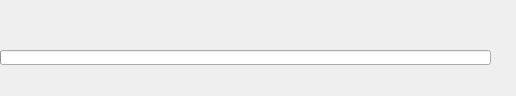
Qt form kde/package-manager/manager/ui/progressdialog_v4.ui (pars-linux/uludag) before a commit.
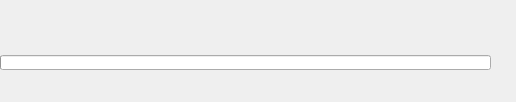
The same form after that commit. Icons and pictures are not drawn.

Commit message: - make percentage widget fixed

The edit to the form file:
```diff
--- a/kde/package-manager/manager/ui/progressdialog_v4.ui
+++ b/kde/package-manager/manager/ui/progressdialog_v4.ui
@@ -7,7 +7,7 @@
     <x>0</x>
     <y>0</y>
     <width>516</width>
-    <height>96</height>
+    <height>102</height>
    </rect>
   </property>
   <property name="sizePolicy">
@@ -144,10 +144,22 @@
         </item>
         <item>
          <widget class="QTextEdit" name="percentage">
+          <property name="sizePolicy">
+           <sizepolicy hsizetype="Fixed" vsizetype="Fixed">
+            <horstretch>0</horstretch>
+            <verstretch>0</verstretch>
+           </sizepolicy>
+          </property>
+          <property name="minimumSize">
+           <size>
+            <width>140</width>
+            <height>44</height>
+           </size>
+          </property>
           <property name="maximumSize">
            <size>
             <width>140</width>
-            <height>40</height>
+            <height>44</height>
            </size>
           </property>
           <property name="font">
```
